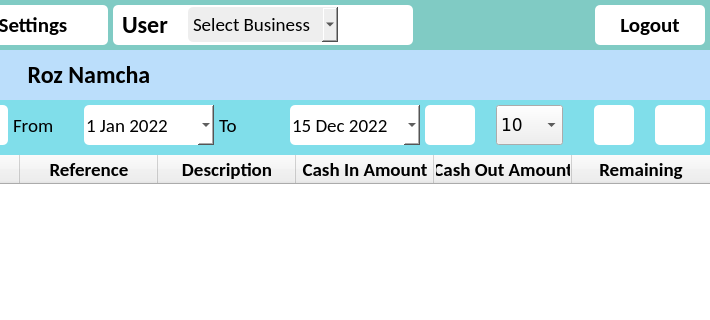
Above: ui/main_window.ui from CodeWithEhtisham/Digital-Khata before the change; both pictures show x 532 to 1242 and y 0 to 320 of the 1242 by 939 pixel window. Below: the same form after it.
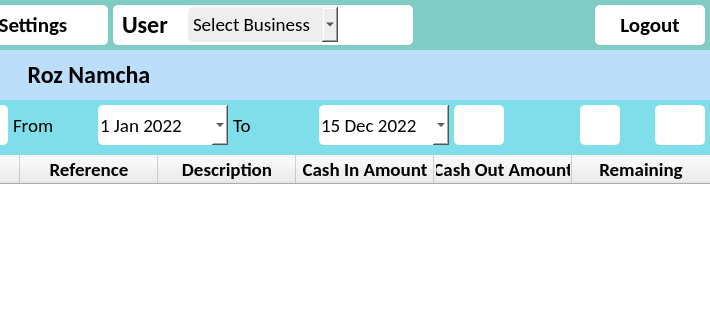
That is the form after the change. The open tabs and pages were chosen to show the change. Icons and pictures are not drawn.

Patch:
```diff
--- a/ui/main_window.ui
+++ b/ui/main_window.ui
@@ -1598,47 +1598,7 @@
              </property>
             </widget>
            </item>
-           <item>
-           <widget class="QComboBox" name="select_range_roznamcha">
-            <property name="minimumSize">
-             <size>
-              <width>40</width>
-              <height>40</height>
-             </size>
-            </property>
-            <property name="font">
-             <font>
-              <family>Verdana</family>
-              <pointsize>13</pointsize>
-             </font>
-            </property>
-            <item>
-             <property name="text">
-              <string>10</string>
-             </property>
-            </item>
-            <item>
-             <property name="text">
-              <string>25</string>
-             </property>
-            </item>
-            <item>
-             <property name="text">
-              <string>50</string>
-             </property>
-            </item>
-            <item>
-             <property name="text">
-              <string>100</string>
-             </property>
-            </item>
-            <item>
-             <property name="text">
-              <string>All</string>
-             </property>
-            </item>
-           </widget>
-          </item>
+           
            <item alignment="Qt::AlignRight">
             <widget class="QPushButton" name="btn_print_RN">
              <property name="minimumSize">
```
